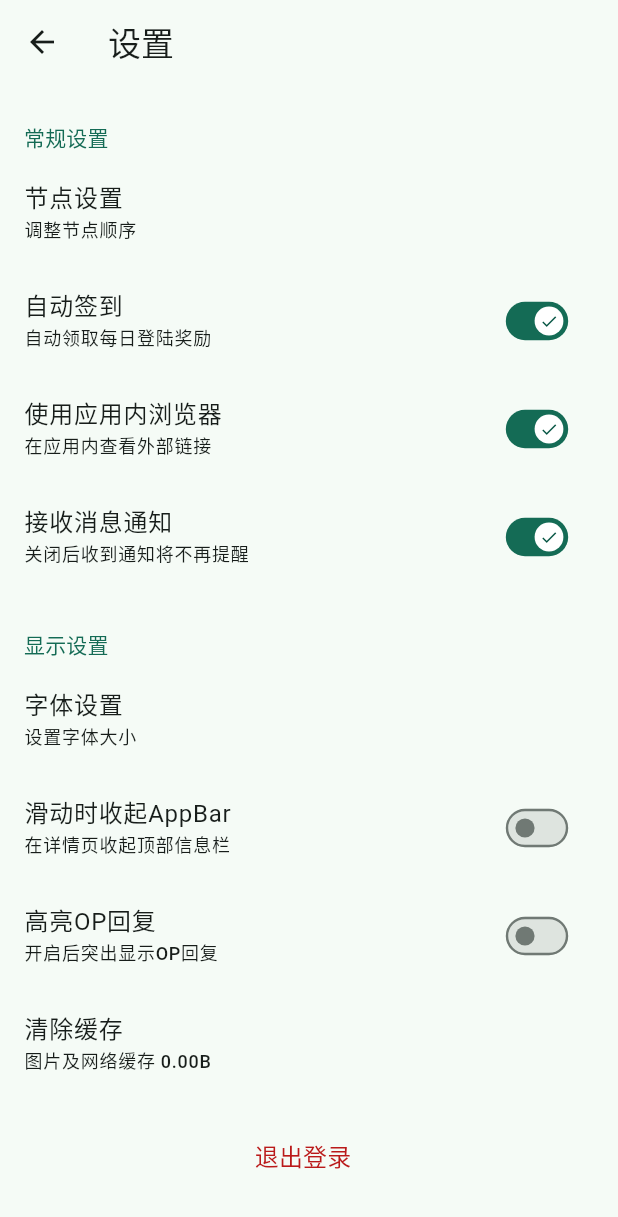
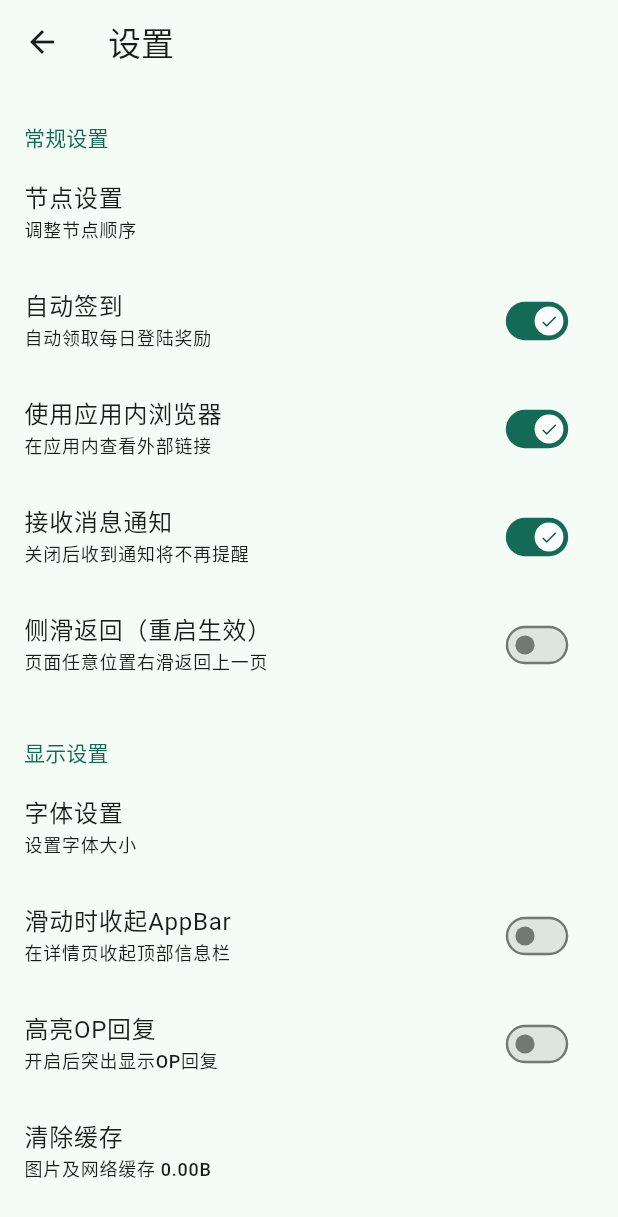
Before and after one commit to guozhigq/flutter_v2ex, a Flutter app: the SettingPage screen opened by its route, on a phone screen of 412 x 824 dp. Shown: the top 1217 px of the screen. Run offline on Flutter 3.47's test engine with Material 2 defaults, Android fonts, the phone set to English and light mode, and no system bars; drawn by our look-alikes of dynamic_color, flutter_smart_dialog; our stand-ins replace cached_network_image, cookie_jar, device_info_plus, dio, dio_cookie_manager, easy_refresh and 15 more; missing offline and left inert: dio_http2_adapter, dio_http_cache, extended_tabs, extended_text_field, extended_text_library, flutter_html_iframe and 5 more; accounts and stored records are empty; Roboto replaces fonts that are missing (NotoSansSC).

Commit message:
mod: 侧滑返回开关 默认关闭

```diff
--- a/lib/pages/page_setting.dart
+++ b/lib/pages/page_setting.dart
@@ -28,6 +28,7 @@ class _SettingPageState extends State<SettingPage> {
   late bool expendAppBar = GStorage().getExpendAppBar();
   late bool noticeOn = GStorage().getNoticeOn();
   late bool highlightOp = GStorage().getHighlightOp();
+  late bool sideslip = GStorage().getSideslip();
   // 平台
   String platform = '';
 
@@ -205,6 +206,36 @@ class _SettingPageState extends State<SettingPage> {
                   }),
             ),
           ),
+          ListTile(
+            onTap: () {
+              setState(() {
+                noticeOn = !noticeOn;
+                GStorage().setNoticeOn(noticeOn);
+              });
+            },
+            // leading: Icon(Icons.notifications_none, color: iconStyle),
+            title: const Text('侧滑返回（重启生效）'),
+            subtitle: Text('页面任意位置右滑返回上一页', style: subTitleStyle),
+            trailing: Transform.scale(
+              scale: 0.8,
+              child: Switch(
+                  thumbIcon: MaterialStateProperty.resolveWith<Icon?>(
+                          (Set<MaterialState> states) {
+                        if (states.isNotEmpty &&
+                            states.first == MaterialState.selected) {
+                          return const Icon(Icons.done);
+                        }
+                        return null; // All other states will use the default thumbIcon.
+                      }),
+                  value: sideslip,
+                  onChanged: (value) {
+                    setState(() {
+                      sideslip = !sideslip;
+                      GStorage().setSideslip(sideslip);
+                    });
+                  }),
+            ),
+          ),
 
           Padding(
             padding: const EdgeInsets.fromLTRB(16, 25, 20, 5),
--- a/lib/router/app_pages.dart
+++ b/lib/router/app_pages.dart
@@ -27,6 +27,7 @@ import 'package:flutter_v2ex/pages/page_history_hot.dart';
 
 import 'package:flutter_v2ex/pages/setting/page_font.dart';
 import 'package:flutter_v2ex/pages/setting/page_nodes_sort.dart';
+import 'package:flutter_v2ex/utils/storage.dart';
 
 class AppPages {
   static final List<GetPage> getPages = [
@@ -97,6 +98,8 @@ class AppPages {
   ];
 }
 
+bool sideslip = GStorage().getSideslip();
+
 class CustomGetPage extends GetPage {
   bool? fullscreen = false;
 
@@ -110,10 +113,11 @@ class CustomGetPage extends GetPage {
           page: () => page,
           curve: Curves.linear,
           //  iPad 模式下 Transition.fadeIn mob 模式下 Transition.cupertino
-          transition: Transition.fadeIn,
+          transition: sideslip ? Transition.cupertino : Transition.native,
           // iPad 模式下关闭 | context.width
-          gestureWidth: (context) => context.width,
+          gestureWidth: sideslip ? (context) => context.width : null,
           showCupertinoParallax: false,
+          popGesture: true,
           transitionDuration: transitionDuration,
           fullscreenDialog: fullscreen != null && fullscreen,
         );
--- a/lib/utils/storage.dart
+++ b/lib/utils/storage.dart
@@ -27,7 +27,8 @@ enum StoreKeys {
   tabs,
   autoUpdate,
   highlightOp,
-  tempFs
+  tempFs,
+  sideslip
 }
 
 class GStorage {
@@ -177,4 +178,9 @@ class GStorage {
   setTempFs(double value) => _box.write(StoreKeys.tempFs.toString(), value);
 
   double getTempFs() => _box.read<double>(StoreKeys.tempFs.toString()) ?? 14;
+
+  // 侧滑返回
+  setSideslip(bool value) => _box.write(StoreKeys.sideslip.toString(), value);
+
+  bool getSideslip() => _box.read<bool>(StoreKeys.sideslip.toString()) ?? false;
 }
```
Also changed, not shown: lib/components/common/network_error.dart (+5 -7 lines).
